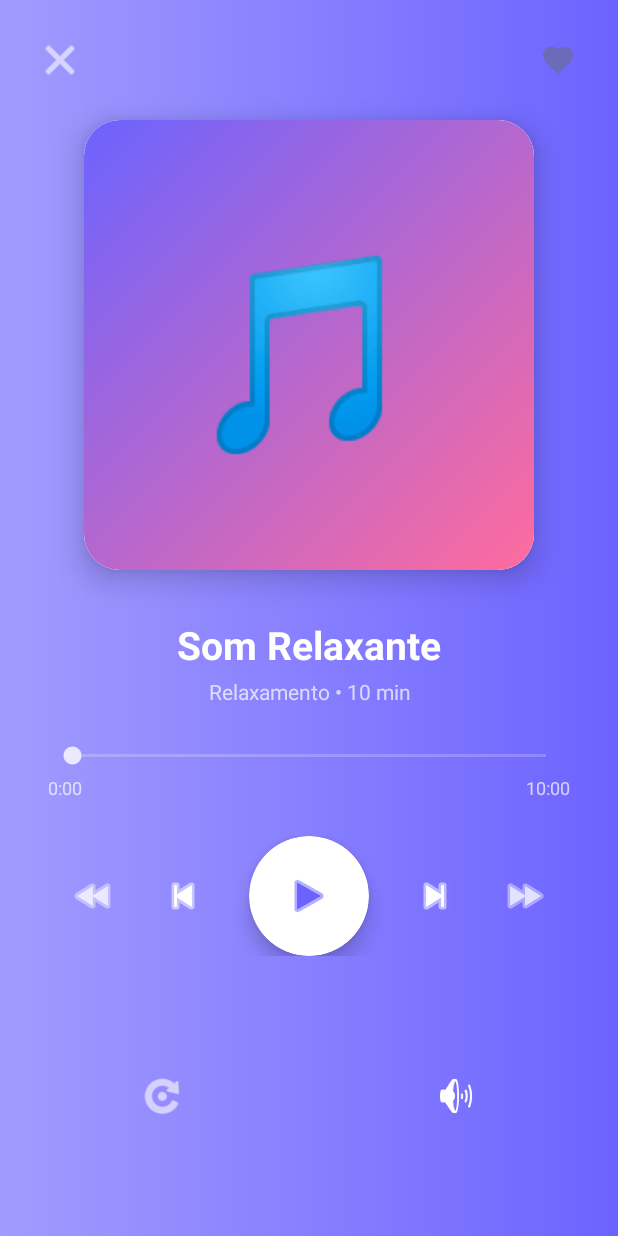
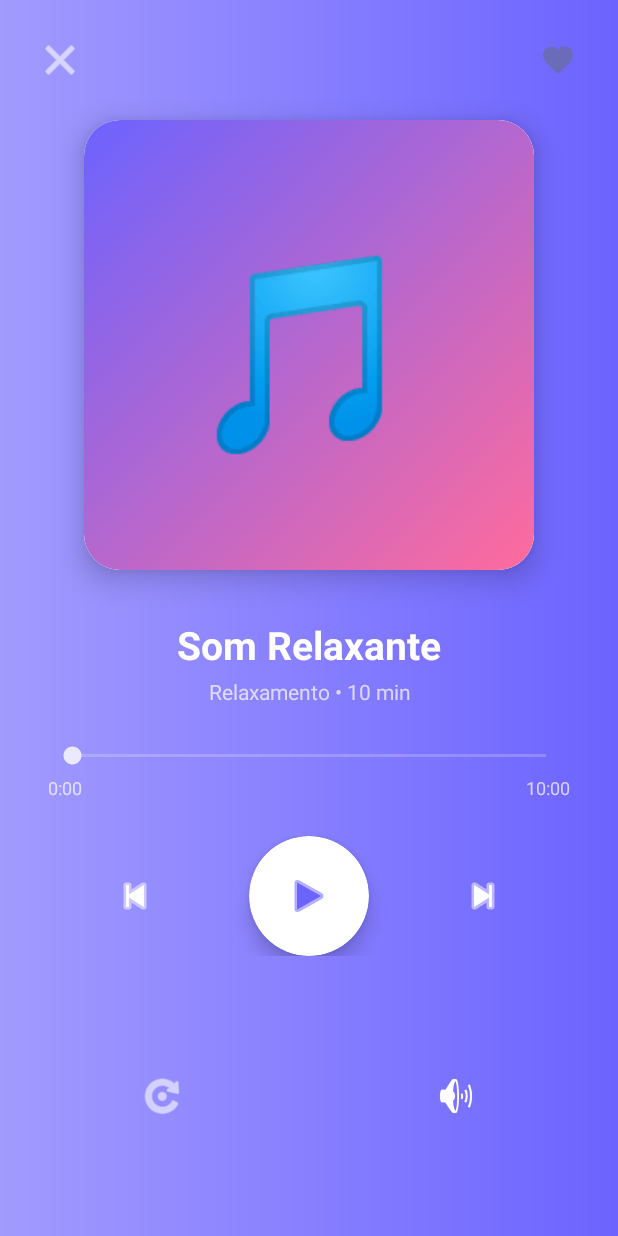
Before and after one commit to vandersonbraz/projeto-android, an Android app: the PlayerActivity screen opened directly, with no data from a screen before it, on a phone screen of 412 x 824 dp. Run offline under Robolectric (Android 15) with nearby library versions, the phone set to English and light mode, and no system bars; our stand-ins replace AdMob; libraries missing offline, so code that uses them is left out: com.android.billingclient; pictures from the network do not load; 4 statements that could not run were skipped.

Commit message:
Release v2.8-FINAL: Interface simplificada - botões removidos
🎯 REMOÇÃO DOS BOTÕES AVANÇAR/RETROCEDER 15s:
- Usuário solicitou remoção pois estavam atrapalhando
- Botões btn_rewind e btn_forward completamente removidos
- Player agora focado apenas nos controles principais

📝 MUDANÇAS IMPLEMENTADAS:

1. activity_player.xml:
   - Removidos botões btn_rewind (Voltar 15s)
   - Removidos botões btn_forward (Avançar 15s)
   - Ajustadas margens para melhor espaçamento

2. PlayerActivity.kt:
   - Removidas declarações btnRewind e btnForward
   - Removidas inicializações findViewById()
   - Removidos listeners setOnClickListener()
   - Removida função seekBy() (não mais necessária)

✅ RESULTADO:
- Interface mais limpa e profissional
- Apenas controles essenciais visíveis
- Menor possibilidade de confusão do usuário
- Foco nos botões principais: pular faixa + play/pause

```diff
--- a/CalmareApp/app/src/main/java/com/calmare/app/ui/PlayerActivity.kt
+++ b/CalmareApp/app/src/main/java/com/calmare/app/ui/PlayerActivity.kt
@@ -59,8 +59,6 @@ class PlayerActivity : AppCompatActivity() {
     private lateinit var btnPlayPause: ImageButton
     private lateinit var btnBack: ImageButton
     private lateinit var btnFavorite: ImageButton
-    private lateinit var btnRewind: ImageButton
-    private lateinit var btnForward: ImageButton
     private lateinit var btnPreviousTrack: ImageButton
     private lateinit var btnNextTrack: ImageButton
     private lateinit var btnLoop: ImageButton
@@ -123,8 +121,6 @@ class PlayerActivity : AppCompatActivity() {
         btnPlayPause = findViewById(R.id.btn_play_pause)
         btnBack = findViewById(R.id.btn_back)
         btnFavorite = findViewById(R.id.btn_favorite_player)
-        btnRewind = findViewById(R.id.btn_rewind)
-        btnForward = findViewById(R.id.btn_forward)
         btnPreviousTrack = findViewById(R.id.btn_previous_track)
         btnNextTrack = findViewById(R.id.btn_next_track)
         btnLoop = findViewById(R.id.btn_loop)
@@ -174,10 +170,6 @@ class PlayerActivity : AppCompatActivity() {
         btnPlayPause.setOnClickListener { togglePlayPause() }
 
         btnFavorite.setOnClickListener { toggleFavorite() }
-
-        btnRewind.setOnClickListener { seekBy(-15000) }
-
-        btnForward.setOnClickListener { seekBy(15000) }
 
         btnPreviousTrack.setOnClickListener { playPreviousTrack() }
 
@@ -247,19 +239,6 @@ class PlayerActivity : AppCompatActivity() {
             // Cinza quando não favoritado
             btnFavorite.setColorFilter(getColor(R.color.text_secondary))
             btnFavorite.alpha = 0.5f
-        }
-    }
-
-    private fun seekBy(milliseconds: Int) {
-        mediaPlayer?.let {
-            val newPosition = (it.currentPosition + milliseconds).coerceIn(0, it.duration)
-            it.seekTo(newPosition)
-            updateProgress()
-        }
-        // Sessão rápida respiração: forward/rewind funcionam SEM anúncios
-        if (!isQuickBreathingSession) {
-            // Registra ação e mostra anúncio
-            registerAction()
         }
     }
 
--- a/CalmareApp/app/src/main/res/layout/activity_player.xml
+++ b/CalmareApp/app/src/main/res/layout/activity_player.xml
@@ -161,23 +161,12 @@
         android:gravity="center"
         app:layout_constraintTop_toBottomOf="@id/progress_layout">
 
-        <!-- Botão Voltar 15s -->
-        <ImageButton
-            android:id="@+id/btn_rewind"
-            android:layout_width="48dp"
-            android:layout_height="48dp"
-            android:background="?attr/selectableItemBackgroundBorderless"
-            android:src="@android:drawable/ic_media_rew"
-            android:tint="@color/white"
-            android:alpha="0.8"
-            android:contentDescription="Voltar 15s" />
-
         <!-- Botão Faixa Anterior -->
         <ImageButton
             android:id="@+id/btn_previous_track"
             android:layout_width="56dp"
             android:layout_height="56dp"
-            android:layout_marginStart="8dp"
+            android:layout_marginEnd="32dp"
             android:background="?attr/selectableItemBackgroundBorderless"
             android:src="@android:drawable/ic_media_previous"
             android:tint="@color/white"
@@ -211,22 +200,11 @@
             android:id="@+id/btn_next_track"
             android:layout_width="56dp"
             android:layout_height="56dp"
-            android:layout_marginEnd="8dp"
+            android:layout_marginStart="32dp"
             android:background="?attr/selectableItemBackgroundBorderless"
             android:src="@android:drawable/ic_media_next"
             android:tint="@color/white"
             android:contentDescription="Próxima Faixa" />
-
-        <!-- Botão Avançar 15s -->
-        <ImageButton
-            android:id="@+id/btn_forward"
-            android:layout_width="48dp"
-            android:layout_height="48dp"
-            android:background="?attr/selectableItemBackgroundBorderless"
-            android:src="@android:drawable/ic_media_ff"
-            android:tint="@color/white"
-            android:alpha="0.8"
-            android:contentDescription="Avançar 15s" />
 
     </LinearLayout>
 
```
Also changed, not shown: 3 other files.
